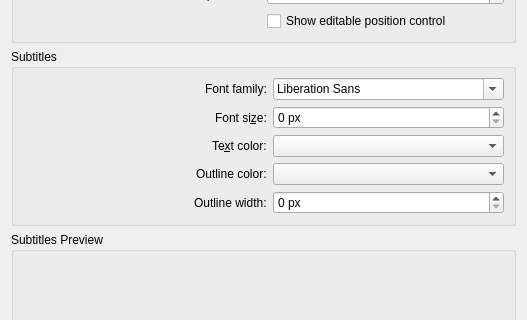
Above: src/configs/playerconfigwidget.ui from maxrd2/SubtitleComposer before the change; both pictures show x 0 to 527 and y 139 to 459 of the 527 by 644 pixel window. Below: the same form after it.
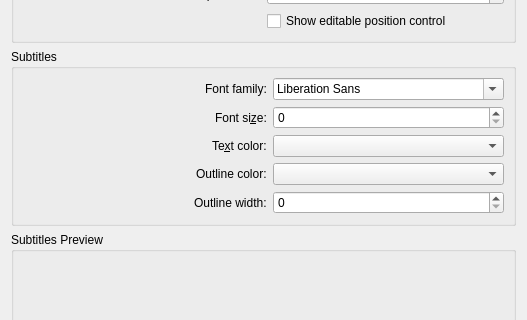
That is the form after the change. Custom widgets are drawn as their Qt base class.

The edit to the form file:
```diff
--- a/src/configs/playerconfigwidget.ui
+++ b/src/configs/playerconfigwidget.ui
@@ -90,7 +90,7 @@
       <item row="4" column="1">
        <widget class="QSpinBox" name="kcfg_OutlineWidth">
         <property name="suffix">
-         <string notr="true"> px</string>
+         <string notr="true"/>
         </property>
         <property name="maximum">
          <number>10</number>
@@ -152,16 +152,12 @@
          <string>Font si&amp;ze:</string>
         </property>
         <property name="buddy">
-         <cstring>kcfg_FontPointSize</cstring>
+         <cstring>kcfg_FontSize</cstring>
         </property>
        </widget>
       </item>
       <item row="1" column="1">
-       <widget class="QSpinBox" name="kcfg_FontPointSize">
-        <property name="suffix">
-         <string notr="true"> px</string>
-        </property>
-       </widget>
+       <widget class="QSpinBox" name="kcfg_FontSize"/>
       </item>
      </layout>
     </widget>
```
Left out of the diff: 2 changed lines with no effect on the pictures.
